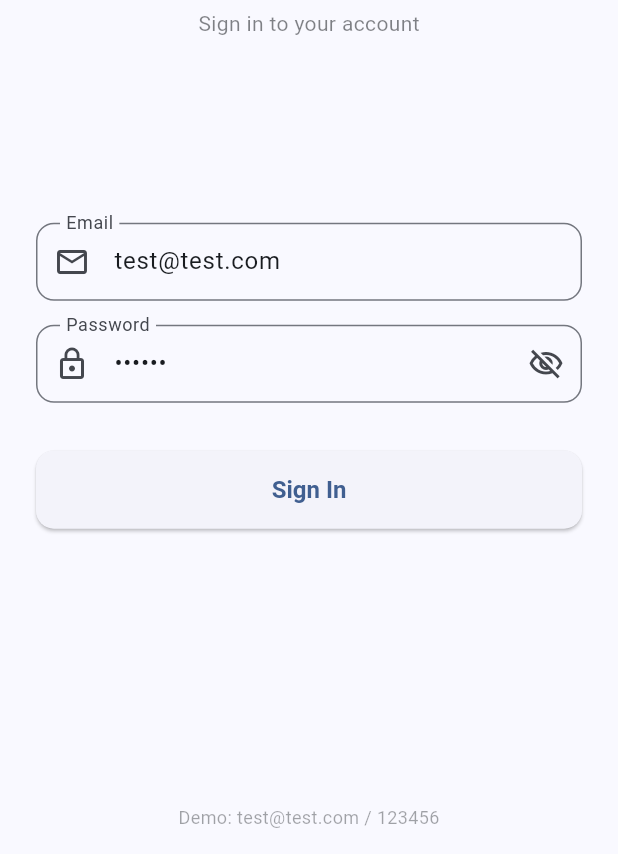
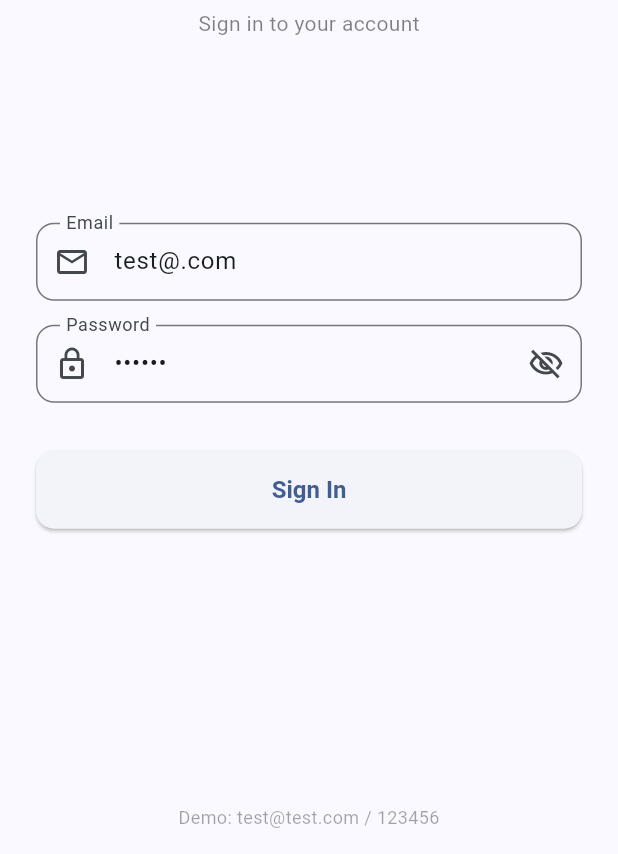
Before and after one commit to jerronjunior/Sales_reporter, a Flutter app: the screen it shows after launch, on a phone screen of 412 x 824 dp, the part 382-1236 px from its top. Run offline on Flutter 3.47's test engine with Material 3 defaults, Android fonts, the phone set to English and light mode, and no system bars; our stand-ins replace fl_chart, flutter_riverpod, shared_preferences.

Commit message:
login page code

```diff
--- a/lib/screens/login_screen.dart
+++ b/lib/screens/login_screen.dart
@@ -13,7 +13,7 @@ class LoginScreen extends ConsumerStatefulWidget {
 class _LoginScreenState extends ConsumerState<LoginScreen>
     with SingleTickerProviderStateMixin {
   final _formKey = GlobalKey<FormState>();
-  final _emailCtrl = TextEditingController(text: 'test@test.com');
+  final _emailCtrl = TextEditingController(text: 'test@.com');
   final _passCtrl = TextEditingController(text: '123456');
   bool _obscure = true;
   late AnimationController _shakeCtrl;
```
